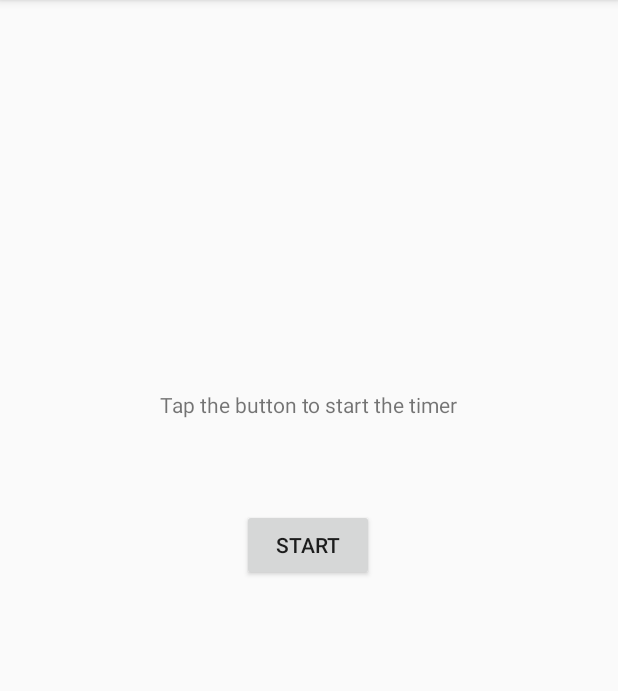
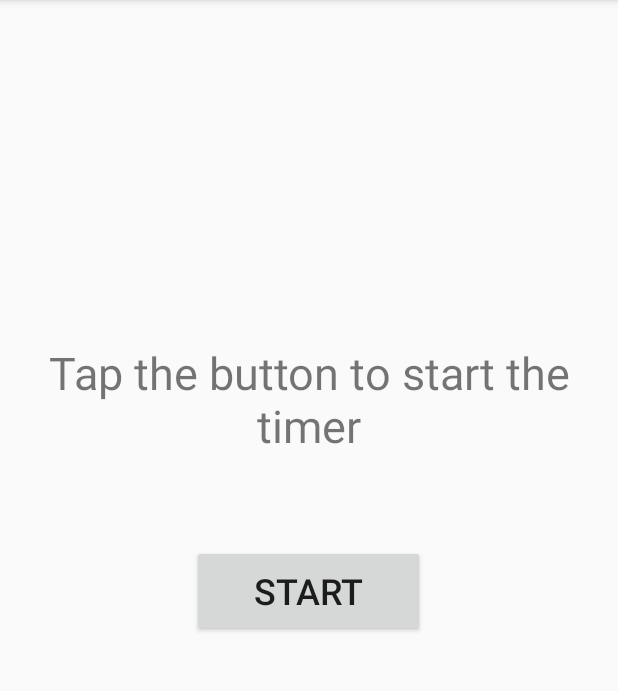
Before and after one commit to chrisanker-zz/pomodoro-app-android, an Android app: the screen it shows after launch (MainActivity), on a phone screen of 412 x 824 dp, the part 84-775 px from its top. Run offline under Robolectric (Android 15) with nearby library versions, the phone set to English and light mode, and no system bars.

Commit message:
Increased button and textview text size

```diff
--- a/app/src/main/res/layout/activity_main.xml
+++ b/app/src/main/res/layout/activity_main.xml
@@ -9,20 +9,22 @@
     <TextView
         android:id="@+id/textView"
         android:layout_width="wrap_content"
-        android:layout_height="wrap_content"
-        android:layout_marginTop="260dp"
+        android:layout_height="75dp"
+        android:layout_marginTop="228dp"
+        android:gravity="center"
         android:text="@string/main_text_field"
-        app:layout_constraintHorizontal_bias="0.497"
+        android:textSize="30sp"
         app:layout_constraintLeft_toLeftOf="parent"
         app:layout_constraintRight_toRightOf="parent"
         app:layout_constraintTop_toTopOf="parent" />
 
     <Button
         android:id="@+id/main_button"
-        android:layout_width="wrap_content"
-        android:layout_height="wrap_content"
+        android:layout_width="155dp"
+        android:layout_height="61dp"
         android:layout_marginTop="60dp"
         android:text="@string/main_button_text"
+        android:textSize="24sp"
         app:layout_constraintEnd_toEndOf="parent"
         app:layout_constraintHorizontal_bias="0.498"
         app:layout_constraintStart_toStartOf="parent"
```
Also changed, not shown: 1 other file.
